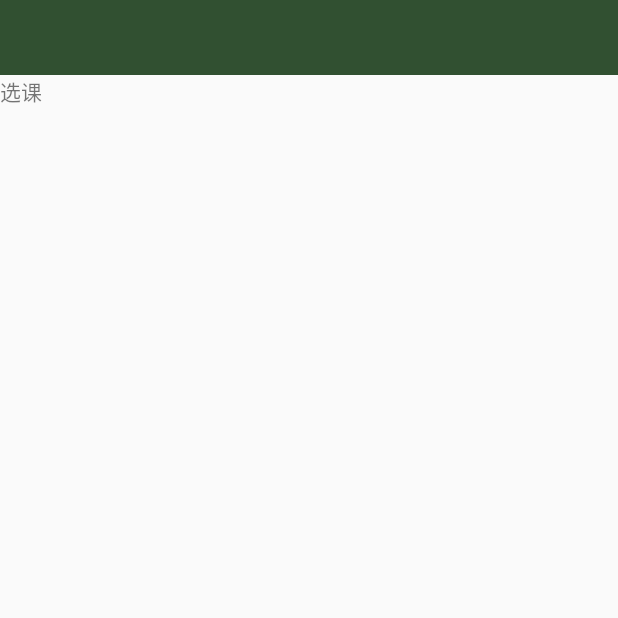
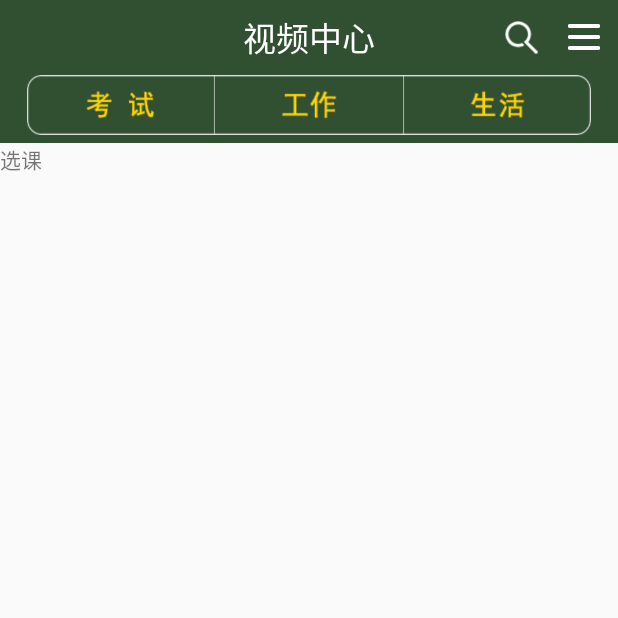
Before and after one commit to JoseeRen/ZSXSold, an Android app: the fragment XuanKe_Fragment shown on its own in the app's theme, on a phone screen of 412 x 824 dp, the top half of it. Run offline under Robolectric (Android 15) with nearby library versions, the phone set to English and light mode, and no system bars; our stand-ins replace ButterKnife.

Commit message:
选课模块的标题栏

```diff
--- a/app/src/main/java/com/ryw/zsxs/app/Constant.java
+++ b/app/src/main/java/com/ryw/zsxs/app/Constant.java
@@ -14,26 +14,18 @@ package com.ryw.zsxs.app;
  */
 
 public class Constant {
-    public static final String SAVE_AD_PATH =MyApplication.getInstance().getFilesDir().getPath()+"/app_hy1.jpg" ;
+    public static final String SAVE_AD_PATH = MyApplication.getInstance().getFilesDir().getPath() + "/app_hy1.jpg";
     //config   应用的一些配置
-
 
 
     //url   请求的url
     //接口根路径
-public static String HOSTNAME="http://api.chinaplat.com/getval_2017?";
-    //splash页面的ad
-    public static  String ACTION_GETADPIC="Action=getADpic";
+    public static String HOSTNAME = "http://api.chinaplat.com/getval_2017?";
+    //splash页面的adurl
+    public static String ACTION_GETADPIC = "Action=getADpic";
 
 
-
-
-
-
-
-
-
-    private Constant(){
+    private Constant() {
 
     }
 }
--- /dev/null
+++ b/app/src/main/res/drawable/rb_xuanke_exam_bg.xml
@@ -0,0 +1,9 @@
+<?xml version="1.0" encoding="utf-8"?>
+<selector
+    xmlns:android="http://schemas.android.com/apk/res/android">
+    <item android:state_focused="true" android:state_enabled="true" android:state_pressed="false"
+        android:drawable="@drawable/exam_normal"/>
+    <item android:state_enabled="true" android:state_pressed="true" android:drawable="@drawable/exam_pressed"/>
+    <item android:state_enabled="true" android:state_checked="true" android:drawable="@drawable/exam_pressed"/>
+    <item android:drawable="@drawable/exam_normal"/>
+</selector>
--- /dev/null
+++ b/app/src/main/res/drawable/rb_xuanke_life_bg.xml
@@ -0,0 +1,9 @@
+<?xml version="1.0" encoding="utf-8"?>
+<selector
+    xmlns:android="http://schemas.android.com/apk/res/android">
+    <item android:state_focused="true" android:state_enabled="true" android:state_pressed="false"
+        android:drawable="@drawable/life_normal"/>
+    <item android:state_enabled="true" android:state_pressed="true" android:drawable="@drawable/life_pressed"/>
+    <item android:state_enabled="true" android:state_checked="true" android:drawable="@drawable/life_pressed"/>
+    <item android:drawable="@drawable/life_normal"/>
+</selector>
--- /dev/null
+++ b/app/src/main/res/drawable/rb_xuanke_work_bg.xml
@@ -0,0 +1,9 @@
+<?xml version="1.0" encoding="utf-8"?>
+<selector
+    xmlns:android="http://schemas.android.com/apk/res/android">
+    <item android:state_focused="true" android:state_enabled="true" android:state_pressed="false"
+        android:drawable="@drawable/work_normal"/>
+    <item android:state_enabled="true" android:state_pressed="true" android:drawable="@drawable/work_pressed"/>
+    <item android:state_enabled="true" android:state_checked="true" android:drawable="@drawable/work_pressed"/>
+    <item android:drawable="@drawable/work_normal"/>
+</selector>
--- a/app/src/main/res/layout/fragment_home.xml
+++ b/app/src/main/res/layout/fragment_home.xml
@@ -10,7 +10,7 @@
     android:layout_width="match_parent"
     android:layout_height="match_parent"
     android:orientation="vertical">
-    <include layout="@layout/layout_main_header" />
+    <include layout="@layout/fragment_home__header" />
     <TextView
         android:layout_width="match_parent"
         android:layout_height="match_parent"
--- a/app/src/main/res/layout/fragment_myclass.xml
+++ b/app/src/main/res/layout/fragment_myclass.xml
@@ -10,7 +10,7 @@
     android:layout_width="match_parent"
     android:layout_height="match_parent"
     android:orientation="vertical">
-    <include layout="@layout/layout_main_header" />
+    <include layout="@layout/fragment_myclass__header" />
     <TextView
         android:layout_width="match_parent"
         android:layout_height="match_parent"
--- a/app/src/main/res/layout/fragment_user.xml
+++ b/app/src/main/res/layout/fragment_user.xml
@@ -10,7 +10,7 @@
     android:layout_width="match_parent"
     android:layout_height="match_parent"
     android:orientation="vertical">
-    <include layout="@layout/layout_main_header" />
+    <include layout="@layout/fragment_user__header" />
     <TextView
         android:layout_width="match_parent"
         android:layout_height="match_parent"
--- a/app/src/main/res/layout/fragment_xuanke.xml
+++ b/app/src/main/res/layout/fragment_xuanke.xml
@@ -10,7 +10,7 @@
     android:layout_width="match_parent"
     android:layout_height="match_parent"
     android:orientation="vertical">
-    <include layout="@layout/layout_main_header" />
+    <include layout="@layout/fragment_xuanke__header" />
     <TextView
         android:layout_width="match_parent"
         android:layout_height="match_parent"
--- a/app/src/main/res/layout/fragment_xuanke__header.xml
+++ b/app/src/main/res/layout/fragment_xuanke__header.xml
@@ -1,16 +1,79 @@
 <?xml version="1.0" encoding="utf-8"?>
 
+<LinearLayout xmlns:android="http://schemas.android.com/apk/res/android"
+    android:layout_width="match_parent"
+    android:layout_height="wrap_content"
+    android:background="#315031"
+    android:orientation="vertical"
+    android:paddingBottom="5dp">
+
+    <RelativeLayout
+        android:id="@+id/layoutFooter"
+        android:layout_width="match_parent"
+        android:layout_height="50dp">
+
+        <TextView
+            android:layout_width="wrap_content"
+            android:layout_height="wrap_content"
+            android:layout_centerInParent="true"
+            android:text="视频中心"
+
+            android:textColor="#fff"
+            android:textSize="22sp" />
+
+        <ImageButton
+            android:id="@+id/ib_right_top_search"
+            android:layout_width="wrap_content"
+            android:layout_height="wrap_content"
+            android:layout_alignParentRight="true"
+            android:layout_centerVertical="true"
+            android:layout_marginRight="50dp"
+            android:background="@mipmap/right_top_search" />
+
+        <ImageButton
+            android:id="@+id/ib_right_top_more"
+            android:layout_width="wrap_content"
+            android:layout_height="wrap_content"
+            android:layout_alignBottom="@+id/ib_right_top_search"
+            android:layout_alignParentRight="true"
+            android:layout_centerVertical="true"
+            android:layout_marginRight="8dp"
+            android:background="@mipmap/right_top_more" />
 
 
-<RelativeLayout xmlns:android="http://schemas.android.com/apk/res/android"
-    android:id="@+id/layoutFooter"
-    android:layout_width="match_parent"
-    android:layout_height="50dp"
-    android:background="#315031"
-    >
+    </RelativeLayout>
 
+    <RadioGroup
+        android:id="@+id/rg_xuanke_topmenu"
+        android:layout_width="match_parent"
+        android:layout_height="40dp"
+        android:layout_below="@id/layoutFooter"
+        android:orientation="horizontal"
+        android:paddingLeft="18dp"
+        android:paddingRight="18dp">
 
+        <RadioButton
+            android:id="@+id/rb_xuanke_exam"
+            android:layout_width="0dp"
+            android:layout_height="wrap_content"
+            android:layout_weight="1"
+            android:background="@drawable/rb_xuanke_exam_bg"
+            android:button="@android:color/transparent" />
 
+        <RadioButton
+            android:id="@+id/rb_xuanke_work"
+            android:layout_width="0dp"
+            android:layout_height="wrap_content"
+            android:layout_weight="1"
+            android:background="@drawable/rb_xuanke_work_bg"
+            android:button="@android:color/transparent" />
 
-
-</RelativeLayout>
+        <RadioButton
+            android:id="@+id/rb_xuanke_life"
+            android:layout_width="0dp"
+            android:layout_height="wrap_content"
+            android:layout_weight="1"
+            android:background="@drawable/rb_xuanke_life_bg"
+            android:button="@android:color/transparent" />
+    </RadioGroup>
+</LinearLayout>
```
Also changed, not shown: app/src/main/res/drawable/exam_normal.png (renamed from app/src/main/res/mipmap-hdpi/exam_normal.png), app/src/main/res/drawable/exam_pressed.png (renamed from app/src/main/res/mipmap-hdpi/exam_pressed.png), app/src/main/res/drawable/life_normal.png (renamed from app/src/main/res/mipmap-hdpi/life_normal.png), app/src/main/res/drawable/life_pressed.png (renamed from app/src/main/res/mipmap-hdpi/life_pressed.png), app/src/main/res/drawable/work_normal.png (renamed from app/src/main/res/mipmap-hdpi/work_normal.png), app/src/main/res/drawable/work_pressed.png (renamed from app/src/main/res/mipmap-hdpi/work_pressed.png).
